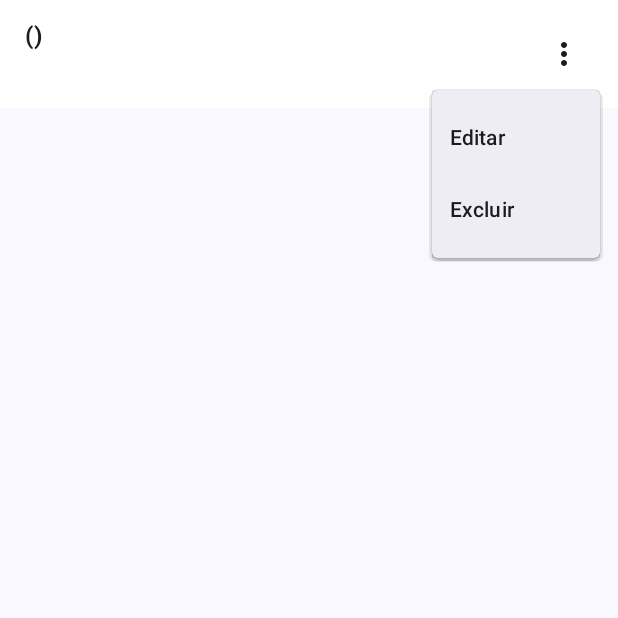
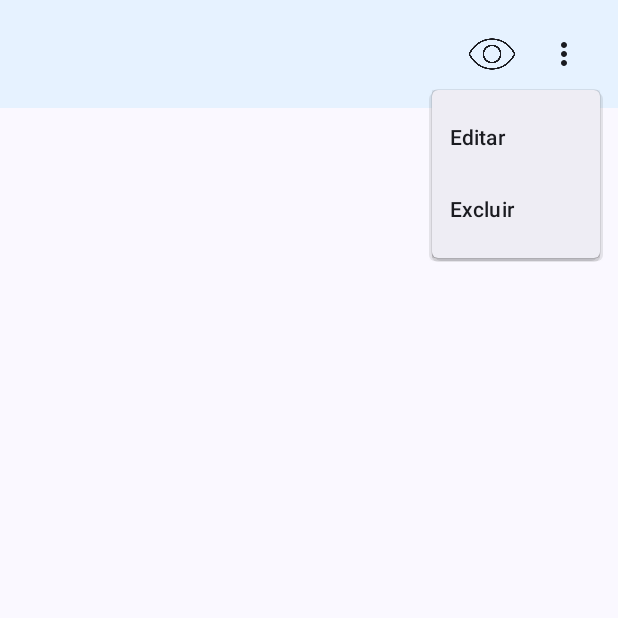
Before and after one commit to gustavo-zorzo/PI3-Turma3-6, an Android app built with Jetpack Compose: the composable PasswordItem shown on its own in the app's theme, after a tap on "Mais opções", on a phone screen of 412 x 824 dp, the top half of it. Run offline under Robolectric (Android 15) with nearby library versions, the phone set to English and light mode, and no system bars; our stand-ins replace Firebase (no records; nobody signed in at launch, a user with empty details on screens opened directly).

Commit message:
gerenciador de senhas mais intuito e melhora na vizualizacao.

```diff
--- a/SuperID/app/src/main/java/br/com/superid/PasswordManagerActivity.kt
+++ b/SuperID/app/src/main/java/br/com/superid/PasswordManagerActivity.kt
@@ -89,7 +89,6 @@ fun PasswordManagerScreen() {
                         )
                     }
 
-                    // Coleta categorias personalizadas do banco
                     val novasCategorias = senhas.map { it.categoria }
                         .filter { it.isNotBlank() && it !in categoriasFixas }
                         .toSet()
@@ -236,18 +235,28 @@ fun PasswordItem(
     onDelete: (Senha) -> Unit
 ) {
     var expanded by remember { mutableStateOf(false) }
+    var showVisualizarDialog by remember { mutableStateOf(false) }
 
+    Column {
         Row(
             modifier = Modifier
                 .fillMaxWidth()
-            .background(Color.White)
+                .background(Color(0xFFE6F2FF))
                 .padding(12.dp),
             horizontalArrangement = Arrangement.SpaceBetween,
             verticalAlignment = Alignment.CenterVertically
         ) {
             Column {
-            Text("${senha.titulo} (${senha.categoria})", fontWeight = FontWeight.Bold)
-            Text(senha.login)
+                Text(senha.titulo, fontWeight = FontWeight.Bold)
+            }
+
+            Row(verticalAlignment = Alignment.CenterVertically) {
+                IconButton(onClick = { showVisualizarDialog = true }) {
+                    Icon(
+                        painter = painterResource(id = R.drawable.logo_olho),
+                        contentDescription = "Visualizar senha",
+                        modifier = Modifier.size(33.dp)
+                    )
                 }
 
                 Box {
@@ -275,6 +284,33 @@ fun PasswordItem(
                     }
                 }
             }
+        }
+
+        if (showVisualizarDialog) {
+            VisualizarSenhaDialog(senha = senha, onDismiss = { showVisualizarDialog = false })
+        }
+    }
+}
+
+
+@Composable
+fun VisualizarSenhaDialog(senha: Senha, onDismiss: () -> Unit) {
+    AlertDialog(
+        onDismissRequest = onDismiss,
+        title = { Text("Detalhes da Senha") },
+        text = {
+            Column(verticalArrangement = Arrangement.spacedBy(8.dp)) {
+                Text("Título: ${senha.titulo}")
+                Text("Login: ${senha.login}")
+                Text("Senha: ${senha.senha}")
+                Text("Categoria: ${senha.categoria}")
+                Text("Descrição: ${senha.descricao}")
+            }
+        },
+        confirmButton = {
+            TextButton(onClick = onDismiss) { Text("Fechar") }
+        }
+    )
 }
 
 @OptIn(ExperimentalMaterial3Api::class)
```
Also changed, not shown: SuperID/app/src/main/res/drawable/logo_olho.png (added). Lines whose indentation alone changed are shown as unchanged.
